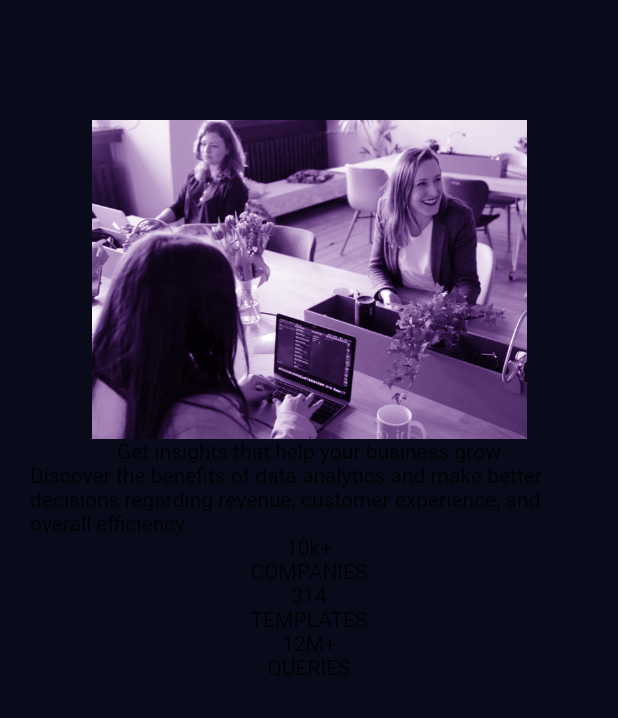
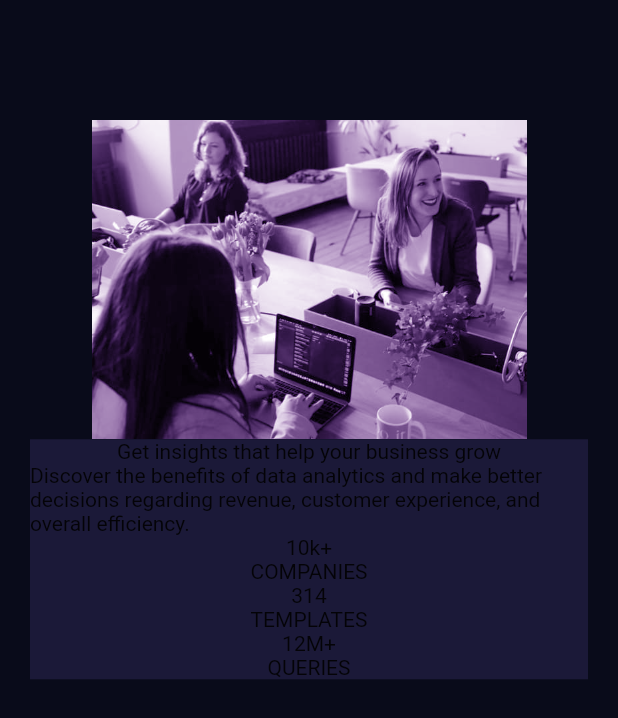
Before and after one commit to romofel/fm-stats_preview_card_component-flutter, a Flutter app: the screen it shows after launch, on a phone screen of 412 x 824 dp. Shown: the top 718 px of the screen. Run offline on Flutter 3.47's test engine with Material 2 defaults, Android fonts, the phone set to English and light mode, and no system bars.

Commit message:
Add background color to card

```diff
--- a/lib/pages/home_page.dart
+++ b/lib/pages/home_page.dart
@@ -19,6 +19,9 @@ class HomePage extends StatelessWidget {
                 colorBlendMode: BlendMode.softLight,
               ),
               Container(
+                decoration: BoxDecoration(
+                  color: kCardBackgroundColor.toColor(),
+                ),
                 child: Column(
                   children: <Widget>[
                     // this probably will be a textspan / richtext
```
